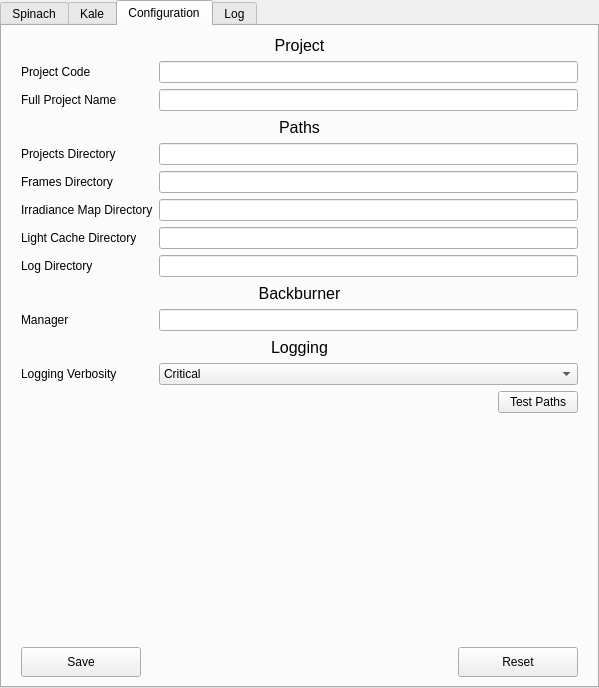
Old version of the form src/renderFarmingMainWidget.ui in the repository stephensmitchell-forks/renderFarming.
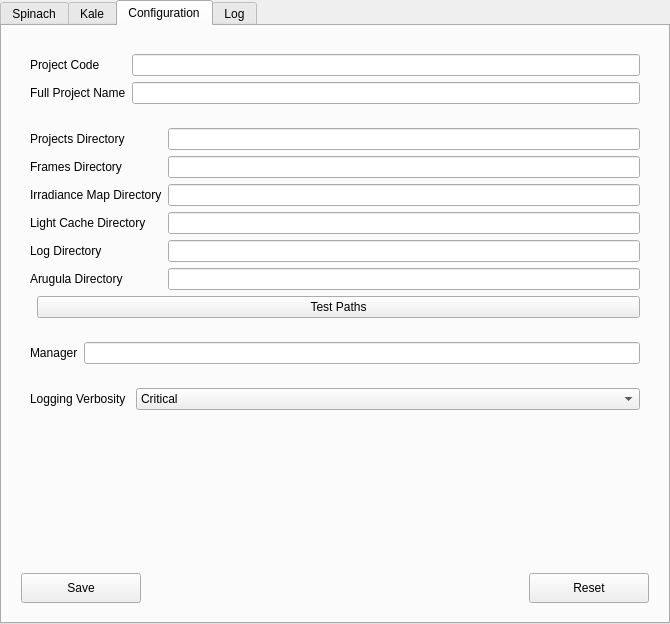
New version of the form. The open tabs and pages were chosen to show the change. Custom widgets are drawn as their Qt base class.

What changed in the file:
```diff
--- a/src/renderFarmingMainWidget.ui
+++ b/src/renderFarmingMainWidget.ui
@@ -9,16 +9,10 @@
    <rect>
     <x>0</x>
     <y>0</y>
-    <width>599</width>
-    <height>688</height>
+    <width>670</width>
+    <height>624</height>
    </rect>
   </property>
-  <property name="minimumSize">
-   <size>
-    <width>400</width>
-    <height>0</height>
-   </size>
-  </property>
   <property name="windowTitle">
    <string>Render Farming</string>
   </property>
@@ -662,24 +656,24 @@
        <number>10</number>
       </property>
       <property name="topMargin">
-       <number>0</number>
+       <number>10</number>
       </property>
       <property name="rightMargin">
        <number>10</number>
       </property>
       <property name="bottomMargin">
-       <number>0</number>
+       <number>10</number>
       </property>
       <item>
-       <layout class="QFormLayout" name="formLayout_paths">
-        <item row="1" column="0">
+       <widget class="QMaxRollout" name="config_project_mro" native="true">
+        <property name="title" stdset="0">
+         <string>Project</string>
+        </property>
+        <layout class="QVBoxLayout" name="verticalLayout_7">
+         <item>
+          <layout class="QFormLayout" name="formLayout_5">
+           <item row="0" column="0">
          <widget class="QLabel" name="label_project_projectCode">
-          <property name="minimumSize">
-           <size>
-            <width>100</width>
-            <height>0</height>
-           </size>
-          </property>
           <property name="text">
            <string>Project Code</string>
           </property>
@@ -688,7 +682,7 @@
           </property>
          </widget>
         </item>
-        <item row="1" column="1">
+           <item row="0" column="1">
          <widget class="QLineEdit" name="config_project_projectCode_le">
           <property name="sizePolicy">
            <sizepolicy hsizetype="Expanding" vsizetype="Fixed">
@@ -696,38 +690,49 @@
             <verstretch>0</verstretch>
            </sizepolicy>
           </property>
-          <property name="minimumSize">
-           <size>
-            <width>350</width>
-            <height>0</height>
-           </size>
-          </property>
           <property name="toolTip">
            <string>&lt;html&gt;&lt;head/&gt;&lt;body&gt;&lt;p&gt;The prefix code for the project, used also as the name for the foler containing the project directory.&lt;/p&gt;&lt;/body&gt;&lt;/html&gt;</string>
           </property>
          </widget>
         </item>
-        <item row="2" column="1">
+           <item row="1" column="0">
+            <widget class="QLabel" name="label_project_fullName">
+             <property name="sizePolicy">
+              <sizepolicy hsizetype="Expanding" vsizetype="Preferred">
+               <horstretch>0</horstretch>
+               <verstretch>0</verstretch>
+              </sizepolicy>
+             </property>
+             <property name="text">
+              <string>Full Project Name</string>
+             </property>
+             <property name="buddy">
+              <cstring>config_project_fullName_le</cstring>
+             </property>
+            </widget>
+           </item>
+           <item row="1" column="1">
          <widget class="QLineEdit" name="config_project_fullName_le">
-          <property name="minimumSize">
-           <size>
-            <width>350</width>
-            <height>0</height>
-           </size>
-          </property>
           <property name="toolTip">
            <string>&lt;html&gt;&lt;head/&gt;&lt;body&gt;&lt;p&gt;The official name for the project, used for generating descriptions&lt;/p&gt;&lt;/body&gt;&lt;/html&gt;</string>
           </property>
          </widget>
         </item>
-        <item row="4" column="0">
+          </layout>
+         </item>
+        </layout>
+       </widget>
+      </item>
+      <item>
+       <widget class="QMaxRollout" name="config_paths_mro" native="true">
+        <property name="title" stdset="0">
+         <string>Paths</string>
+        </property>
+        <layout class="QVBoxLayout" name="verticalLayout_9">
+         <item>
+          <layout class="QFormLayout" name="formLayout_3">
+           <item row="0" column="0">
          <widget class="QLabel" name="label_paths_projectsDirectory">
-          <property name="minimumSize">
-           <size>
-            <width>100</width>
-            <height>0</height>
-           </size>
-          </property>
           <property name="text">
            <string>Projects Directory</string>
           </property>
@@ -736,33 +741,15 @@
           </property>
          </widget>
         </item>
-        <item row="4" column="1">
+           <item row="0" column="1">
          <widget class="QLineEdit" name="config_paths_projectsDirectory_le">
-          <property name="minimumSize">
-           <size>
-            <width>350</width>
-            <height>0</height>
-           </size>
-          </property>
           <property name="toolTip">
            <string>&lt;html&gt;&lt;head/&gt;&lt;body&gt;&lt;p&gt;The master directory containing all projects.&lt;/p&gt;&lt;p&gt;Tokens:&lt;/p&gt;&lt;ul style=&quot;margin-top: 0px; margin-bottom: 0px; margin-left: 0px; margin-right: 0px; -qt-list-indent: 1;&quot;&gt;&lt;li style=&quot; margin-top:12px; margin-bottom:0px; margin-left:0px; margin-right:0px; -qt-block-indent:0; text-indent:0px;&quot;&gt;&amp;quot;$(code)&amp;quot;: the project code&lt;/li&gt;&lt;li style=&quot; margin-top:0px; margin-bottom:0px; margin-left:0px; margin-right:0px; -qt-block-indent:0; text-indent:0px;&quot;&gt;&amp;quot;$(projects)&amp;quot;: the master projects directory&lt;/li&gt;&lt;li style=&quot; margin-top:0px; margin-bottom:12px; margin-left:0px; margin-right:0px; -qt-block-indent:0; text-indent:0px;&quot;&gt;&amp;quot;$(user_scripts)&amp;quot;: the 3ds Max user scripts directory&lt;/li&gt;&lt;/ul&gt;&lt;p&gt;&lt;br/&gt;&lt;/p&gt;&lt;/body&gt;&lt;/html&gt;</string>
           </property>
          </widget>
         </item>
-        <item row="5" column="0">
+           <item row="1" column="0">
          <widget class="QLabel" name="label_paths_framesDirectory">
-          <property name="sizePolicy">
-           <sizepolicy hsizetype="Expanding" vsizetype="Preferred">
-            <horstretch>0</horstretch>
-            <verstretch>0</verstretch>
-           </sizepolicy>
-          </property>
-          <property name="minimumSize">
-           <size>
-            <width>100</width>
-            <height>0</height>
-           </size>
-          </property>
           <property name="text">
            <string>Frames Directory</string>
           </property>
@@ -771,27 +758,15 @@
           </property>
          </widget>
         </item>
-        <item row="5" column="1">
+           <item row="1" column="1">
          <widget class="QLineEdit" name="config_paths_framesDirectory_le">
-          <property name="minimumSize">
-           <size>
-            <width>350</width>
-            <height>0</height>
-           </size>
-          </property>
           <property name="toolTip">
            <string>&lt;html&gt;&lt;head/&gt;&lt;body&gt;&lt;p&gt;The directory containing rendered frames.&lt;/p&gt;&lt;p&gt;Tokens:&lt;/p&gt;&lt;ul style=&quot;margin-top: 0px; margin-bottom: 0px; margin-left: 0px; margin-right: 0px; -qt-list-indent: 1;&quot;&gt;&lt;li style=&quot; margin-top:12px; margin-bottom:0px; margin-left:0px; margin-right:0px; -qt-block-indent:0; text-indent:0px;&quot;&gt;&amp;quot;$(code)&amp;quot;: the project code&lt;/li&gt;&lt;li style=&quot; margin-top:0px; margin-bottom:0px; margin-left:0px; margin-right:0px; -qt-block-indent:0; text-indent:0px;&quot;&gt;&amp;quot;$(projects)&amp;quot;: the master projects directory&lt;/li&gt;&lt;li style=&quot; margin-top:0px; margin-bottom:12px; margin-left:0px; margin-right:0px; -qt-block-indent:0; text-indent:0px;&quot;&gt;&amp;quot;$(user_scripts)&amp;quot;: the 3ds Max user scripts directory&lt;/li&gt;&lt;/ul&gt;&lt;p&gt;&lt;br/&gt;&lt;/p&gt;&lt;/body&gt;&lt;/html&gt;</string>
           </property>
          </widget>
         </item>
-        <item row="6" column="0">
+           <item row="2" column="0">
          <widget class="QLabel" name="label_paths_irradianceMapDirectory">
-          <property name="minimumSize">
-           <size>
-            <width>100</width>
-            <height>0</height>
-           </size>
-          </property>
           <property name="text">
            <string>Irradiance Map Directory</string>
           </property>
@@ -800,27 +775,15 @@
           </property>
          </widget>
         </item>
-        <item row="6" column="1">
+           <item row="2" column="1">
          <widget class="QLineEdit" name="config_paths_irradianceMapDirectory_le">
-          <property name="minimumSize">
-           <size>
-            <width>350</width>
-            <height>0</height>
-           </size>
-          </property>
           <property name="toolTip">
            <string>&lt;html&gt;&lt;head/&gt;&lt;body&gt;&lt;p&gt;The directory containing Irradiance Map files.&lt;/p&gt;&lt;p&gt;Tokens:&lt;/p&gt;&lt;ul style=&quot;margin-top: 0px; margin-bottom: 0px; margin-left: 0px; margin-right: 0px; -qt-list-indent: 1;&quot;&gt;&lt;li style=&quot; margin-top:12px; margin-bottom:0px; margin-left:0px; margin-right:0px; -qt-block-indent:0; text-indent:0px;&quot;&gt;&amp;quot;$(code)&amp;quot;: the project code&lt;/li&gt;&lt;li style=&quot; margin-top:0px; margin-bottom:0px; margin-left:0px; margin-right:0px; -qt-block-indent:0; text-indent:0px;&quot;&gt;&amp;quot;$(projects)&amp;quot;: the master projects directory&lt;/li&gt;&lt;li style=&quot; margin-top:0px; margin-bottom:12px; margin-left:0px; margin-right:0px; -qt-block-indent:0; text-indent:0px;&quot;&gt;&amp;quot;$(user_scripts)&amp;quot;: the 3ds Max user scripts directory&lt;/li&gt;&lt;/ul&gt;&lt;p&gt;&lt;br/&gt;&lt;/p&gt;&lt;/body&gt;&lt;/html&gt;</string>
           </property>
          </widget>
         </item>
-        <item row="7" column="0">
+           <item row="3" column="0">
          <widget class="QLabel" name="label_paths_lightCacheDirectory">
-          <property name="minimumSize">
-           <size>
-            <width>100</width>
-            <height>0</height>
-           </size>
-          </property>
           <property name="text">
            <string>Light Cache Directory</string>
           </property>
@@ -829,27 +792,15 @@
           </property>
          </widget>
         </item>
-        <item row="7" column="1">
+           <item row="3" column="1">
          <widget class="QLineEdit" name="config_paths_lightCacheDirectory_le">
-          <property name="minimumSize">
-           <size>
-            <width>350</width>
-            <height>0</height>
-           </size>
-          </property>
           <property name="toolTip">
            <string>&lt;html&gt;&lt;head/&gt;&lt;body&gt;&lt;p&gt;The directory containing Light Cache files&lt;/p&gt;&lt;p&gt;Tokens:&lt;/p&gt;&lt;ul style=&quot;margin-top: 0px; margin-bottom: 0px; margin-left: 0px; margin-right: 0px; -qt-list-indent: 1;&quot;&gt;&lt;li style=&quot; margin-top:12px; margin-bottom:0px; margin-left:0px; margin-right:0px; -qt-block-indent:0; text-indent:0px;&quot;&gt;&amp;quot;$(code)&amp;quot;: the project code&lt;/li&gt;&lt;li style=&quot; margin-top:0px; margin-bottom:0px; margin-left:0px; margin-right:0px; -qt-block-indent:0; text-indent:0px;&quot;&gt;&amp;quot;$(projects)&amp;quot;: the master projects directory&lt;/li&gt;&lt;li style=&quot; margin-top:0px; margin-bottom:12px; margin-left:0px; margin-right:0px; -qt-block-indent:0; text-indent:0px;&quot;&gt;&amp;quot;$(user_scripts)&amp;quot;: the 3ds Max user scripts directory&lt;/li&gt;&lt;/ul&gt;&lt;p&gt;&lt;br/&gt;&lt;/p&gt;&lt;/body&gt;&lt;/html&gt;</string>
           </property>
          </widget>
         </item>
-        <item row="8" column="0">
+           <item row="4" column="0">
          <widget class="QLabel" name="label_paths_logDirectory">
-          <property name="minimumSize">
-           <size>
-            <width>100</width>
-            <height>0</height>
-           </size>
-          </property>
           <property name="text">
            <string>Log Directory</string>
           </property>
@@ -858,65 +809,72 @@
           </property>
          </widget>
         </item>
-        <item row="8" column="1">
+           <item row="4" column="1">
          <widget class="QLineEdit" name="config_paths_logDirectory_le">
-          <property name="minimumSize">
-           <size>
-            <width>350</width>
-            <height>0</height>
-           </size>
-          </property>
           <property name="toolTip">
            <string>&lt;html&gt;&lt;head/&gt;&lt;body&gt;&lt;p&gt;The directory in which log files will be written.&lt;/p&gt;&lt;p&gt;Tokens:&lt;/p&gt;&lt;ul style=&quot;margin-top: 0px; margin-bottom: 0px; margin-left: 0px; margin-right: 0px; -qt-list-indent: 1;&quot;&gt;&lt;li style=&quot; margin-top:12px; margin-bottom:0px; margin-left:0px; margin-right:0px; -qt-block-indent:0; text-indent:0px;&quot;&gt;&amp;quot;$(code)&amp;quot;: the project code&lt;/li&gt;&lt;li style=&quot; margin-top:0px; margin-bottom:0px; margin-left:0px; margin-right:0px; -qt-block-indent:0; text-indent:0px;&quot;&gt;&amp;quot;$(projects)&amp;quot;: the master projects directory&lt;/li&gt;&lt;li style=&quot; margin-top:0px; margin-bottom:12px; margin-left:0px; margin-right:0px; -qt-block-indent:0; text-indent:0px;&quot;&gt;&amp;quot;$(user_scripts)&amp;quot;: the 3ds Max user scripts directory&lt;/li&gt;&lt;/ul&gt;&lt;p&gt;&lt;br/&gt;&lt;/p&gt;&lt;/body&gt;&lt;/html&gt;</string>
           </property>
-          <property name="text">
-           <string/>
-          </property>
-         </widget>
-        </item>
-        <item row="2" column="0">
-         <widget class="QLabel" name="label_project_fullName">
-          <property name="sizePolicy">
-           <sizepolicy hsizetype="Expanding" vsizetype="Preferred">
-            <horstretch>0</horstretch>
-            <verstretch>0</verstretch>
-           </sizepolicy>
-          </property>
-          <property name="minimumSize">
-           <size>
-            <width>100</width>
-            <height>0</height>
-           </size>
-          </property>
+            </widget>
+           </item>
+           <item row="5" column="0">
+            <widget class="QLabel" name="label_paths_arugulaDirectory">
           <property name="text">
-           <string>Full Project Name</string>
+              <string>Arugula Directory</string>
           </property>
           <property name="buddy">
            <cstring>config_project_fullName_le</cstring>
           </property>
          </widget>
         </item>
-        <item row="10" column="1">
-         <widget class="QLineEdit" name="config_backburner_manager_le">
-          <property name="minimumSize">
-           <size>
-            <width>350</width>
-            <height>0</height>
-           </size>
-          </property>
+           <item row="5" column="1">
+            <widget class="QLineEdit" name="config_paths_arugulaDirectory_le">
+             <property name="toolTip">
+              <string>&lt;html&gt;&lt;head/&gt;&lt;body&gt;&lt;p&gt;The directory in which Arugula MarkUps will be stored&lt;/p&gt;&lt;/body&gt;&lt;/html&gt;</string>
+             </property>
+            </widget>
+           </item>
+          </layout>
+         </item>
+         <item>
+          <layout class="QHBoxLayout" name="horizontalLayout_4">
+           <item>
+            <spacer name="horizontalSpacer_5">
+             <property name="orientation">
+              <enum>Qt::Horizontal</enum>
+             </property>
+            </spacer>
+           </item>
+           <item>
+            <widget class="QPushButton" name="config_test_btn">
+             <property name="enabled">
+              <bool>true</bool>
+             </property>
           <property name="toolTip">
-           <string>&lt;html&gt;&lt;head/&gt;&lt;body&gt;&lt;p&gt;The name or IP address of the Backburner Manager&lt;/p&gt;&lt;/body&gt;&lt;/html&gt;</string>
-          </property>
-         </widget>
-        </item>
-        <item row="10" column="0">
+              <string>&lt;html&gt;&lt;head/&gt;&lt;body&gt;&lt;p&gt;Press and hold to display resolved path names.&lt;/p&gt;&lt;/body&gt;&lt;/html&gt;</string>
+             </property>
+             <property name="text">
+              <string>Test Paths</string>
+             </property>
+             <property name="checkable">
+              <bool>false</bool>
+             </property>
+            </widget>
+           </item>
+          </layout>
+         </item>
+        </layout>
+       </widget>
+      </item>
+      <item>
+       <widget class="QMaxRollout" name="config_backburner_mro" native="true">
+        <property name="title" stdset="0">
+         <string>Backburner</string>
+        </property>
+        <layout class="QVBoxLayout" name="verticalLayout_8">
+         <item>
+          <layout class="QFormLayout" name="formLayout_6">
+           <item row="0" column="0">
          <widget class="QLabel" name="label_backburner_manager">
-          <property name="minimumSize">
-           <size>
-            <width>100</width>
-            <height>0</height>
-           </size>
-          </property>
           <property name="text">
            <string>Manager</string>
           </property>
@@ -925,7 +883,43 @@
           </property>
          </widget>
         </item>
-        <item row="12" column="1">
+           <item row="0" column="1">
+            <widget class="QLineEdit" name="config_backburner_manager_le">
+             <property name="toolTip">
+              <string>&lt;html&gt;&lt;head/&gt;&lt;body&gt;&lt;p&gt;The name or IP address of the Backburner Manager&lt;/p&gt;&lt;/body&gt;&lt;/html&gt;</string>
+             </property>
+            </widget>
+           </item>
+          </layout>
+         </item>
+        </layout>
+       </widget>
+      </item>
+      <item>
+       <widget class="QMaxRollout" name="config_logging_mro" native="true">
+        <property name="title" stdset="0">
+         <string>Logging</string>
+        </property>
+        <layout class="QVBoxLayout" name="verticalLayout_10">
+         <item>
+          <layout class="QFormLayout" name="formLayout_7">
+           <item row="0" column="0">
+            <widget class="QLabel" name="label_logging_loggingLevel">
+             <property name="minimumSize">
+              <size>
+               <width>100</width>
+               <height>0</height>
+              </size>
+             </property>
+             <property name="text">
+              <string>Logging Verbosity</string>
+             </property>
+             <property name="buddy">
+              <cstring>config_logging_loggingLevel_cmbx</cstring>
+             </property>
+            </widget>
+           </item>
+           <item row="0" column="1">
          <widget class="QComboBox" name="config_logging_loggingLevel_cmbx">
           <property name="toolTip">
            <string>&lt;html&gt;&lt;head/&gt;&lt;body&gt;&lt;p&gt;Sets the priority and number of log messages.  &lt;/p&gt;&lt;/body&gt;&lt;/html&gt;</string>
@@ -960,164 +954,10 @@
           </item>
          </widget>
         </item>
-        <item row="12" column="0">
-         <widget class="QLabel" name="label_logging_loggingLevel">
-          <property name="minimumSize">
-           <size>
-            <width>100</width>
-            <height>0</height>
-           </size>
-          </property>
-          <property name="text">
-           <string>Logging Verbosity</string>
-          </property>
-          <property name="buddy">
-           <cstring>config_logging_loggingLevel_cmbx</cstring>
-          </property>
-         </widget>
-        </item>
-        <item row="0" column="0" colspan="2">
-         <widget class="QLabel" name="label_project">
-          <property name="minimumSize">
-           <size>
-            <width>0</width>
-            <height>20</height>
-           </size>
-          </property>
-          <property name="maximumSize">
-           <size>
-            <width>16777215</width>
-            <height>200</height>
-           </size>
-          </property>
-          <property name="font">
-           <font>
-            <pointsize>12</pointsize>
-           </font>
-          </property>
-          <property name="text">
-           <string>Project</string>
-          </property>
-          <property name="alignment">
-           <set>Qt::AlignCenter</set>
-          </property>
-         </widget>
-        </item>
-        <item row="3" column="0" colspan="2">
-         <widget class="QLabel" name="label_paths">
-          <property name="minimumSize">
-           <size>
-            <width>0</width>
-            <height>20</height>
-           </size>
-          </property>
-          <property name="maximumSize">
-           <size>
-            <width>16777215</width>
-            <height>200</height>
-           </size>
-          </property>
-          <property name="font">
-           <font>
-            <pointsize>12</pointsize>
-           </font>
-          </property>
-          <property name="text">
-           <string>Paths</string>
-          </property>
-          <property name="alignment">
-           <set>Qt::AlignCenter</set>
-          </property>
-         </widget>
-        </item>
-        <item row="9" column="0" colspan="2">
-         <widget class="QLabel" name="label_backburner">
-          <property name="minimumSize">
-           <size>
-            <width>0</width>
-            <height>20</height>
-           </size>
-          </property>
-          <property name="maximumSize">
-           <size>
-            <width>16777215</width>
-            <height>200</height>
-           </size>
-          </property>
-          <property name="font">
-           <font>
-            <pointsize>12</pointsize>
-           </font>
-          </property>
-          <property name="text">
-           <string>Backburner</string>
-          </property>
-          <property name="alignment">
-           <set>Qt::AlignCenter</set>
-          </property>
-         </widget>
-        </item>
-        <item row="11" column="0" colspan="2">
-         <widget class="QLabel" name="label_logging">
-          <property name="minimumSize">
-           <size>
-            <width>0</width>
-            <height>20</height>
-           </size>
-          </property>
-          <property name="maximumSize">
-           <size>
-            <width>16777215</width>
-            <height>200</height>
-           </size>
-          </property>
-          <property name="font">
-           <font>
-            <pointsize>12</pointsize>
-           </font>
-          </property>
-          <property name="text">
-           <string>Logging</string>
-          </property>
-          <property name="alignment">
-           <set>Qt::AlignCenter</set>
-          </property>
-         </widget>
-        </item>
-       </layout>
-      </item>
-      <item>
-       <layout class="QHBoxLayout" name="horizontalLayout_6">
-        <item>
-         <spacer name="horizontalSpacer_4">
-          <property name="orientation">
-           <enum>Qt::Horizontal</enum>
-          </property>
-          <property name="sizeHint" stdset="0">
-           <size>
-            <width>40</width>
-            <height>20</height>
-           </size>
-          </property>
-         </spacer>
-        </item>
-        <item>
-         <widget class="QPushButton" name="config_test_btn">
-          <property name="enabled">
-           <bool>true</bool>
-          </property>
-          <property name="toolTip">
-           <string>&lt;html&gt;&lt;head/&gt;&lt;body&gt;&lt;p&gt;Press and hold to display resolved path names.&lt;/p&gt;&lt;/body&gt;&lt;/html&gt;</string>
-          </property>
-          <property name="text">
-           <string>Test Paths</string>
-          </property>
-          <property name="checkable">
-           <bool>false</bool>
-          </property>
-         </widget>
-        </item>
-       </layout>
+          </layout>
+         </item>
+        </layout>
+       </widget>
       </item>
       <item>
        <spacer name="verticalSpacer">
```
Left out of the diff: 29 changed lines with no effect on the pictures. Lines whose indentation alone changed are shown as unchanged.
